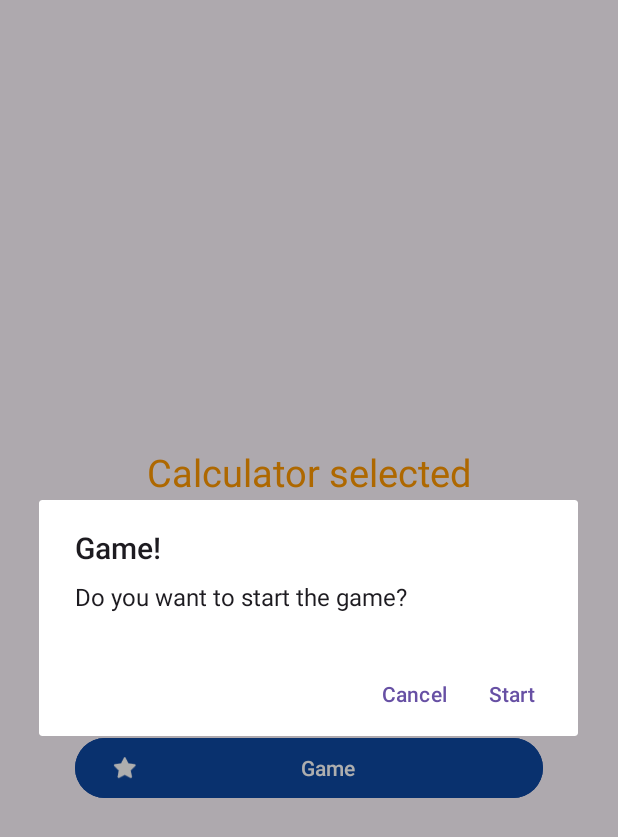
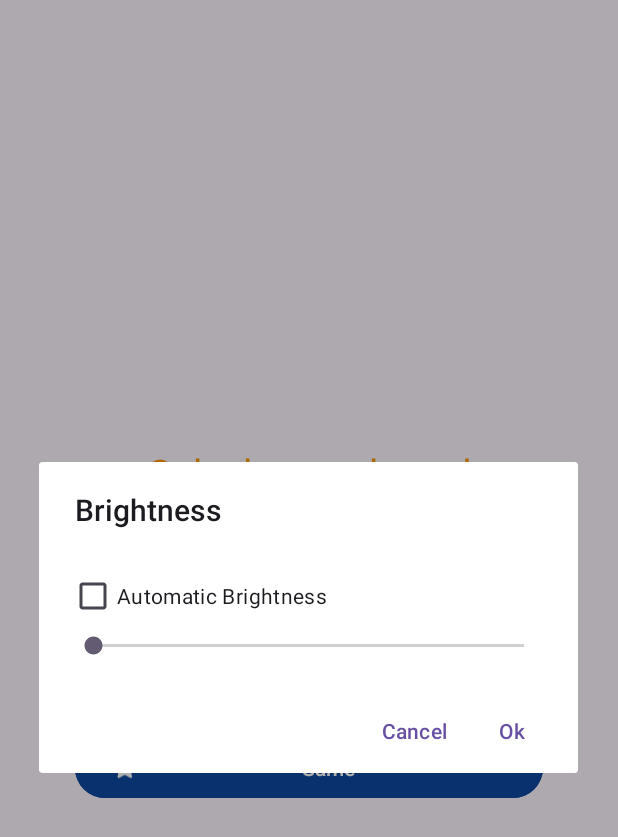
Before and after one commit to arshedgithub/Java-Mobile-App-1, an Android app: the screen it shows after launch (MainActivity), after a tap on "Game", on a phone screen of 412 x 824 dp. Shown: the top 837 px of the screen. Run offline under Robolectric (Android 15) with nearby library versions, the light colour scheme and no system bars.

Commit message:
brightness change dialog

```diff
--- a/app/src/main/java/com/example/mad1/MainActivity.java
+++ b/app/src/main/java/com/example/mad1/MainActivity.java
@@ -6,8 +6,12 @@ import android.content.Intent;
 import android.content.SharedPreferences;
 import android.database.sqlite.SQLiteDatabase;
 import android.os.Bundle;
+import android.view.LayoutInflater;
 import android.view.View;
 import android.widget.Button;
+import android.widget.CheckBox;
+import android.widget.CompoundButton;
+import android.widget.SeekBar;
 import android.widget.TextView;
 import android.widget.Toast;
 
@@ -24,6 +28,7 @@ public class MainActivity extends AppCompatActivity {
     Button btn_second;
     Button btn_third;
     TextView txt_view;
+    Boolean autoBrightnessChecked = false;
 
     @Override
     protected void onCreate(Bundle savedInstanceState) {
@@ -49,7 +54,6 @@ public class MainActivity extends AppCompatActivity {
         values.put("name", "Arshed Ahmed");
         values.put("value", "arshed@24");
         database.insert("Page1Values", null, values);
-
 
         btn_first.setOnClickListener(new View.OnClickListener() {
             @Override
@@ -86,8 +90,8 @@ public class MainActivity extends AppCompatActivity {
             startActivity(page02);
 
         } else if (btn.getId() == btn_third.getId()){
-            showStartDialog();
-
+//            showStartDialog();
+            showBrightnessDialog();
         } else {
             txt_view.setText("Unknown Page");
         }
@@ -119,7 +123,46 @@ public class MainActivity extends AppCompatActivity {
     private void startGame(){
         txt_view.setText("Game selected");
         Intent page03 = new Intent(MainActivity.this, Page03.class);
-        Toast.makeText(this, "Game Loading...", Toast.LENGTH_SHORT).show();
+        Toast.makeText(MainActivity.this, "Game Loading...", Toast.LENGTH_SHORT).show();
         startActivity(page03);
     }
+
+    private void showBrightnessDialog(){
+        AlertDialog.Builder builder = new AlertDialog.Builder(this);
+        builder.setTitle("Brightness");
+
+        LayoutInflater inflater = this.getLayoutInflater();
+        View dialogView = inflater.inflate(R.layout.alert_dialog, null);
+        builder.setView(dialogView);
+
+        CheckBox auto_bright_checkbox = dialogView.findViewById(R.id.checkbox_auto_bright);
+        SeekBar brihgtness_seekbar = dialogView.findViewById(R.id.seekbar_brightness);
+
+        auto_bright_checkbox.setOnCheckedChangeListener(new CompoundButton.OnCheckedChangeListener() {
+            @Override
+            public void onCheckedChanged(CompoundButton compoundButton, boolean isChecked) {
+                brihgtness_seekbar.setEnabled(!isChecked);
+                autoBrightnessChecked = isChecked;
+            }
+        });
+
+        builder.setNegativeButton("Cancel", new DialogInterface.OnClickListener() {
+            @Override
+            public void onClick(DialogInterface dialogInterface, int i) {
+                dialogInterface.dismiss();
+            }
+        });
+
+        builder.setPositiveButton("Ok", new DialogInterface.OnClickListener() {
+            @Override
+            public void onClick(DialogInterface dialogInterface, int i) {
+                int brightnessValue = brihgtness_seekbar.getProgress();
+                Toast.makeText(MainActivity.this, "Brightness set to: " + (autoBrightnessChecked ? "Automatic" : brightnessValue), Toast.LENGTH_LONG).show();
+
+            }
+        });
+
+        AlertDialog dialog = builder.create();
+        dialog.show();
+    }
 }
--- /dev/null
+++ b/app/src/main/res/layout/alert_dialog.xml
@@ -0,0 +1,20 @@
+<?xml version="1.0" encoding="utf-8"?>
+<LinearLayout xmlns:android="http://schemas.android.com/apk/res/android"
+    android:orientation="vertical"
+    android:layout_width="match_parent"
+    android:layout_height="match_parent"
+    android:padding="20sp" >
+
+    <CheckBox
+        android:id="@+id/checkbox_auto_bright"
+        android:layout_width="match_parent"
+        android:layout_height="wrap_content"
+        android:text="Automatic Brightness" />
+
+    <SeekBar
+        android:id="@+id/seekbar_brightness"
+        android:layout_width="match_parent"
+        android:layout_height="wrap_content"
+        android:max="100" />
+
+</LinearLayout>
```
